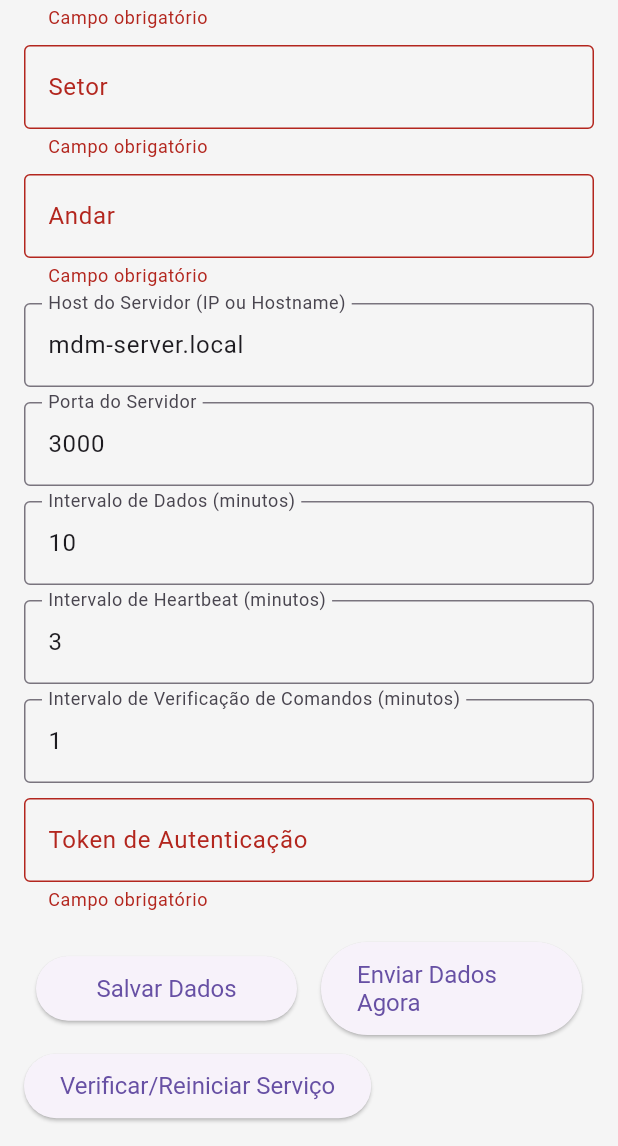
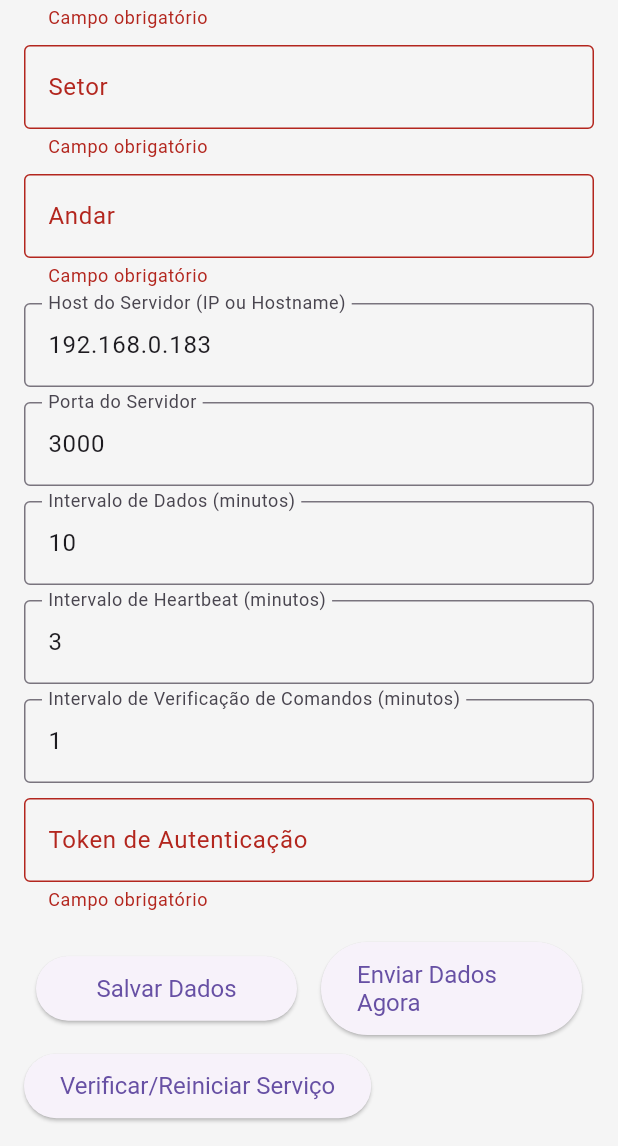
Before and after one commit to AlexandreCalmonJr/mdm_client_base_complete, a Flutter app: the screen it shows after launch, scrolled down 492 dp, after a tap on "Salvar Dados", on a phone screen of 412 x 824 dp, the part 90-1236 px from its top. Run offline on Flutter 3.47's test engine with Material 3 defaults, Android fonts, the phone set to English and light mode, and no system bars; our stand-ins replace battery_plus, connectivity_plus, device_info_plus, logger, shared_preferences; missing offline and left inert: flutter_background_service.

Commit message:
ajuste correto

```diff
--- a/lib/main.dart
+++ b/lib/main.dart
@@ -137,7 +137,7 @@ class MDMClientApp extends StatelessWidget {
 
 class DeviceService {
   static const platform = MethodChannel('com.example.mdm_client_base/device_policy');
-  String serverUrl = 'https://mdm-server.local:3000';
+  String serverUrl = 'http://192.168.0.183:3000'; // Ajustado para HTTP e IP correto
   String authToken = '';
   final DeviceInfoPlugin deviceInfoPlugin = DeviceInfoPlugin();
   final Battery battery = Battery();
@@ -156,14 +156,14 @@ class DeviceService {
     final serialNumber = prefs.getString('serial_number') ?? androidInfo.serialNumber ?? 'N/A';
     final sector = prefs.getString('sector') ?? 'N/A';
     final floor = prefs.getString('floor') ?? 'N/A';
-    final serverHost = prefs.getString('server_host') ?? 'mdm-server.local';
+    final serverHost = prefs.getString('server_host') ?? '192.168.0.183'; // Ajustado
     final serverPort = prefs.getString('server_port') ?? '3000';
     final lastSync = prefs.getString('last_sync') ?? 'N/A';
     final authToken = prefs.getString('auth_token') ?? '';
     final batteryLevel = await battery.batteryLevel;
 
     this.authToken = authToken;
-    serverUrl = 'https://$serverHost:$serverPort';
+    serverUrl = 'http://$serverHost:$serverPort'; // Ajustado para HTTP
     deviceId = androidInfo.id;
     deviceInfo = {
       'device_name': androidInfo.device,
@@ -180,31 +180,35 @@ class DeviceService {
       'last_seen': DateTime.now().toIso8601String(),
       'last_sync': lastSync != 'N/A' ? lastSync : DateTime.now().toIso8601String(),
     };
+    logger.i('Inicializado: serverUrl=$serverUrl, deviceId=$deviceId');
   }
 
   Future<bool> checkConnectivity() async {
     final connectivityResult = await connectivity.checkConnectivity();
-    return connectivityResult != ConnectivityResult.none;
+    final isConnected = connectivityResult != ConnectivityResult.none;
+    logger.i('Conectividade: $isConnected');
+    return isConnected;
   }
 
   Future<bool> validateServerConnection(String host, String port) async {
+    final httpClient = http.Client();
     try {
-      final client = HttpClient()..badCertificateCallback = (X509Certificate cert, String host, int port) => true;
-      final httpClient = http.Client();
       final response = await httpClient
           .get(
-            Uri.parse('https://$host:$port/api/health'),
+            Uri.parse('http://$host:$port/api/devices'), // Ajustado para /api/devices
             headers: {
               'Content-Type': 'application/json',
               'Authorization': 'Bearer $authToken',
             },
           )
           .timeout(const Duration(seconds: 5));
-      httpClient.close();
-      return response.statusCode == 200;
+      logger.i('Validação do servidor: ${response.statusCode} ${response.body}');
+      return response.statusCode == 200 || response.statusCode == 401 || response.statusCode == 403;
     } catch (e) {
       logger.e('Erro ao validar conexão com o servidor: $e');
       return false;
+    } finally {
+      httpClient.close();
     }
   }
 
@@ -216,7 +220,6 @@ class DeviceService {
     }
     await initialize();
 
-    final client = HttpClient()..badCertificateCallback = (X509Certificate cert, String host, int port) => true;
     final httpClient = http.Client();
     int attempts = 0;
     while (attempts < maxRetries) {
@@ -291,7 +294,6 @@ class DeviceService {
       return message;
     }
 
-    final client = HttpClient()..badCertificateCallback = (X509Certificate cert, String host, int port) => true;
     final httpClient = http.Client();
     int attempts = 0;
     while (attempts < maxRetries) {
@@ -341,7 +343,6 @@ class DeviceService {
       return;
     }
 
-    final client = HttpClient()..badCertificateCallback = (X509Certificate cert, String host, int port) => true;
     final httpClient = http.Client();
     int attempts = 0;
     while (attempts < maxRetries) {
@@ -553,7 +554,7 @@ class _MDMClientHomeState extends State<MDMClientHome> {
     final serial = prefs.getString('serial_number') ?? '';
     final sector = prefs.getString('sector') ?? '';
     final floor = prefs.getString('floor') ?? '';
-    final serverHost = prefs.getString('server_host') ?? 'mdm-server.local';
+    final serverHost = prefs.getString('server_host') ?? '192.168.0.183';
     final serverPort = prefs.getString('server_port') ?? '3000';
     final dataInterval = prefs.getInt('data_interval') ?? 10;
     final heartbeatInterval = prefs.getInt('heartbeat_interval') ?? 3;
@@ -595,6 +596,9 @@ class _MDMClientHomeState extends State<MDMClientHome> {
     bool isAdminActive = false;
     try {
       isAdminActive = await DeviceService.platform.invokeMethod('isDeviceOwnerOrProfileOwner');
+      if (!isAdminActive) {
+        await deviceService.requestDeviceAdmin();
+      }
     } on PlatformException catch (e) {
       deviceService.logger.e('Erro ao verificar permissões de administrador: $e');
       if (e.code == 'MissingPluginException') {
@@ -606,12 +610,6 @@ class _MDMClientHomeState extends State<MDMClientHome> {
       }
     }
 
-    if (!isAdminActive) {
-      final isDeviceOwner = await DeviceService.platform.invokeMethod('isDeviceOwnerOrProfileOwner');
-      if (!isDeviceOwner) {
-        await deviceService.requestDeviceAdmin();
-      }
-    }
     setState(() {
       isAdmin = isAdminActive;
       statusMessage = isAdmin ? 'Permissões de administrador concedidas' : 'Permissões de administrador necessárias';
@@ -696,7 +694,7 @@ class _MDMClientHomeState extends State<MDMClientHome> {
     deviceService.deviceInfo['serial_number'] = serial;
     deviceService.deviceInfo['sector'] = sector;
     deviceService.deviceInfo['floor'] = floor;
-    deviceService.serverUrl = 'https://$serverHost:$serverPort';
+    deviceService.serverUrl = 'http://$serverHost:$serverPort'; // Ajustado para HTTP
     deviceService.authToken = token;
 
     setState(() {
```
Also changed, not shown: pubspec.lock.
